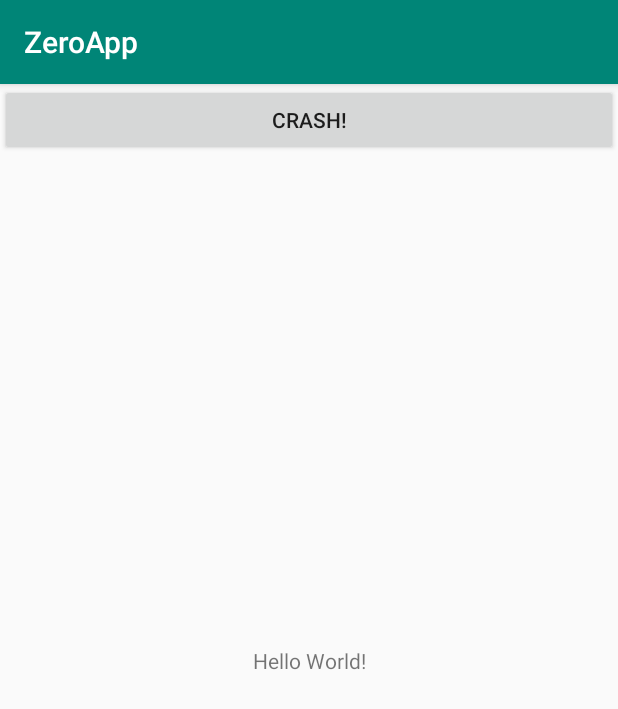
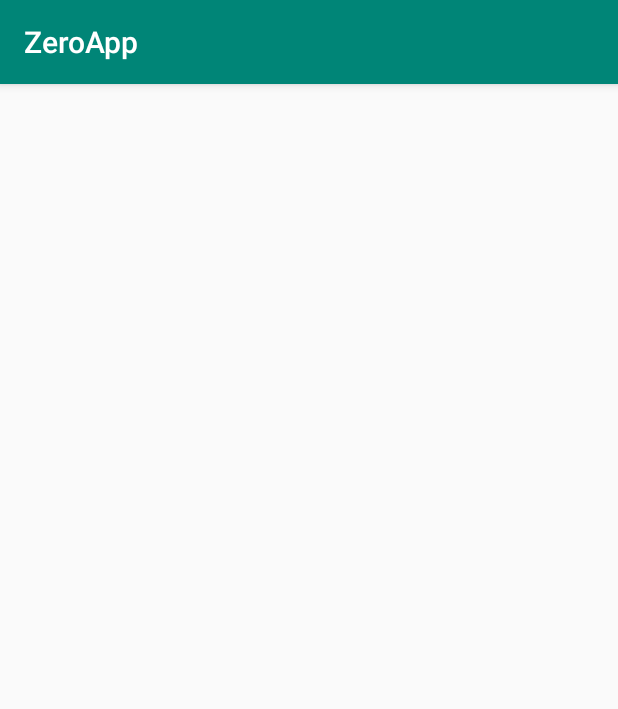
Before and after one commit to TobiAlbert/ZeroApp, an Android app: the screen it shows after launch (MainActivity), on a phone screen of 412 x 824 dp. Shown: the top 709 px of the screen. Run offline under Robolectric (Android 15) with nearby library versions, the phone set to English and light mode, and no system bars; libraries missing offline, so code that uses them is left out: com.crashlytics.android, io.fabric.sdk; 2 statements that could not run were skipped.

Commit message:
Remove Crashlytics Test Implementation

```diff
--- a/app/src/main/java/com/tobidaada/zeroapp/MainActivity.kt
+++ b/app/src/main/java/com/tobidaada/zeroapp/MainActivity.kt
@@ -1,11 +1,7 @@
 package com.tobidaada.zeroapp
 
+import android.os.Bundle
 import android.support.v7.app.AppCompatActivity
-import android.os.Bundle
-import android.view.View
-import android.view.ViewGroup
-import android.widget.Button
-import com.crashlytics.android.Crashlytics
 
 class MainActivity : AppCompatActivity() {
 
@@ -13,20 +9,6 @@ class MainActivity : AppCompatActivity() {
         super.onCreate(savedInstanceState)
         setContentView(R.layout.activity_main)
 
-        val crashButton = Button(this)
-        crashButton.apply {
-            text =  "Crash!"
-            setOnClickListener { crashApp() }
-        }
-
-        addContentView(crashButton, ViewGroup.LayoutParams(
-            ViewGroup.LayoutParams.MATCH_PARENT,
-            ViewGroup.LayoutParams.WRAP_CONTENT
-        ))
-
     }
 
-    private fun crashApp() {
-        Crashlytics.getInstance().crash() // Force Crash
-    }
 }
--- a/app/src/main/res/layout/activity_main.xml
+++ b/app/src/main/res/layout/activity_main.xml
@@ -1,19 +1,11 @@
 <?xml version="1.0" encoding="utf-8"?>
-<android.support.constraint.ConstraintLayout
+<LinearLayout
         xmlns:android="http://schemas.android.com/apk/res/android"
         xmlns:tools="http://schemas.android.com/tools"
-        xmlns:app="http://schemas.android.com/apk/res-auto"
         android:layout_width="match_parent"
         android:layout_height="match_parent"
+        android:orientation="vertical"
         tools:context=".MainActivity">
 
-    <TextView
-            android:layout_width="wrap_content"
-            android:layout_height="wrap_content"
-            android:text="Hello World!"
-            app:layout_constraintBottom_toBottomOf="parent"
-            app:layout_constraintLeft_toLeftOf="parent"
-            app:layout_constraintRight_toRightOf="parent"
-            app:layout_constraintTop_toTopOf="parent"/>
 
-</android.support.constraint.ConstraintLayout>
+</LinearLayout>
```
